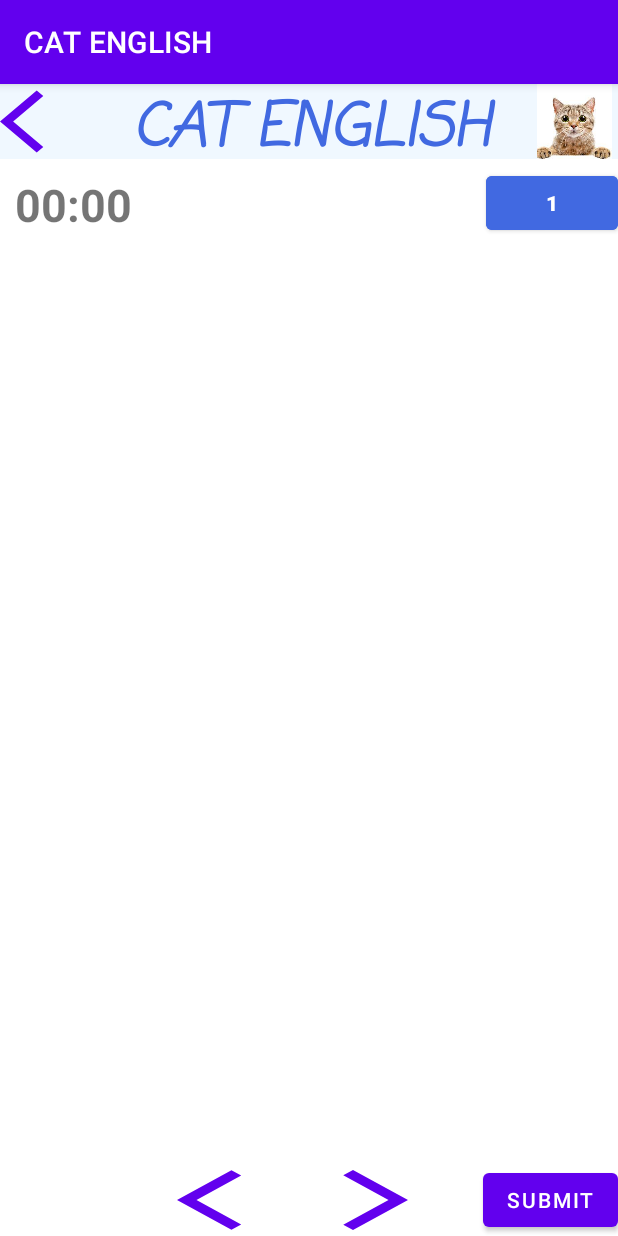
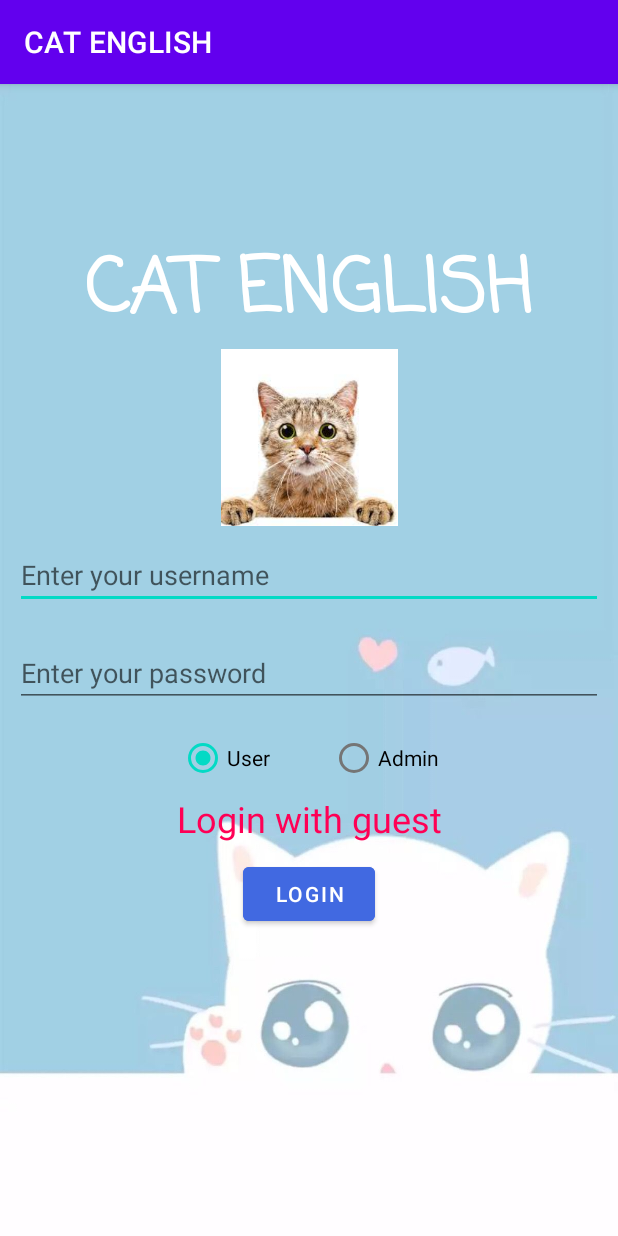
Before and after one commit to HenryTheSecond/EnglishLearning, an Android app: the screen it shows after launch (PracticeWritingActivity before the commit, LoginActivity after it), on a phone screen of 412 x 824 dp. Run offline under Robolectric (Android 15) with nearby library versions, the light colour scheme and no system bars; our stand-ins replace Firebase (no records; nobody signed in at launch, a user with empty details on screens opened directly).

Commit message:
register and login

```diff
--- a/app/build.gradle
+++ b/app/build.gradle
@@ -42,4 +42,9 @@ dependencies {
     androidTestImplementation 'androidx.test.ext:junit:1.1.3'
     androidTestImplementation 'androidx.test.espresso:espresso-core:3.4.0'
     implementation 'com.readystatesoftware.sqliteasset:sqliteassethelper:2.0.1'
+
+    implementation platform('com.google.firebase:firebase-bom:30.0.0')
+    implementation 'com.google.firebase:firebase-database'
 }
+
+apply plugin: 'com.google.gms.google-services'
--- /dev/null
+++ b/app/src/main/java/com/example/englishlearning/Activity/LoginActivity.java
@@ -0,0 +1,100 @@
+package com.example.englishlearning.Activity;
+
+import androidx.annotation.NonNull;
+import androidx.appcompat.app.AppCompatActivity;
+
+import android.content.Intent;
+import android.os.Bundle;
+import android.widget.Button;
+import android.widget.EditText;
+import android.widget.RadioButton;
+import android.widget.RadioGroup;
+import android.widget.TextView;
+import android.widget.Toast;
+
+import com.example.englishlearning.DashBoard;
+import com.example.englishlearning.R;
+import com.example.englishlearning.Utils;
+import com.google.firebase.database.DataSnapshot;
+import com.google.firebase.database.DatabaseError;
+import com.google.firebase.database.DatabaseReference;
+import com.google.firebase.database.FirebaseDatabase;
+import com.google.firebase.database.ValueEventListener;
+
+public class LoginActivity extends AppCompatActivity {
+    private EditText etUsername, etPassword;
+    private RadioGroup radioGroup;
+    private TextView tvGuest;
+    private Button btnLogin;
+
+
+    @Override
+    protected void onCreate(Bundle savedInstanceState) {
+        super.onCreate(savedInstanceState);
+        setContentView(R.layout.activity_login);
+
+        etUsername = findViewById(R.id.et_username);
+        etPassword = findViewById(R.id.et_password);
+        radioGroup = findViewById(R.id.radio_group);
+        tvGuest = findViewById(R.id.tv_login_with_guest);
+        btnLogin = findViewById(R.id.btn_login);
+
+        btnLogin.setOnClickListener(view -> {
+            btnLoginClicked();
+        });
+
+        tvGuest.setOnClickListener(view -> {
+            moveToDashBoard();
+        });
+
+        initMoveToDashBoard();
+    }
+
+    private void btnLoginClicked(){
+        RadioButton radioUser = findViewById(R.id.radio_user);
+        DatabaseReference database = FirebaseDatabase.getInstance().getReference("user");
+        if(radioUser.isChecked()){
+            database.orderByChild("username").equalTo(etUsername.getText().toString()).addListenerForSingleValueEvent(new ValueEventListener() {
+                @Override
+                public void onDataChange(@NonNull DataSnapshot snapshot) {
+                    if(snapshot.exists()){
+                        if(Utils.HashPassword( etPassword.getText().toString().trim() ).equals( snapshot.child(etUsername.getText().toString()).child("password").getValue() ) )
+                            login();
+                        else
+                            Toast.makeText(LoginActivity.this, "Wrong password or username", Toast.LENGTH_SHORT).show();
+                    }else
+                        Toast.makeText(LoginActivity.this, "Wrong password or username", Toast.LENGTH_SHORT).show();
+
+                }
+
+                @Override
+                public void onCancelled(@NonNull DatabaseError error) {
+
+                }
+            });
+        }else{
+            //Admin log in
+        }
+    }
+
+    private void login(){
+        Utils.saveLogin(this, etUsername.getText().toString());
+
+        moveToDashBoard();
+    }
+
+    private boolean validate(){
+        return !(etUsername.getText().toString().trim().equals("") || etPassword.getText().toString().trim().equals("") );
+    }
+
+    private void initMoveToDashBoard(){
+        if(Utils.isLoggedIn(this))
+            moveToDashBoard();
+    }
+
+    private void moveToDashBoard(){
+        Intent intent = new Intent(LoginActivity.this, DashBoard.class);
+        startActivity(intent);
+        finish();
+    }
+}
--- /dev/null
+++ b/app/src/main/res/layout/activity_login.xml
@@ -0,0 +1,94 @@
+<?xml version="1.0" encoding="utf-8"?>
+<LinearLayout xmlns:android="http://schemas.android.com/apk/res/android"
+    android:layout_width="match_parent"
+    android:layout_height="match_parent"
+    android:background="@drawable/background"
+    android:orientation="vertical">
+
+    <TextView
+        android:layout_width="match_parent"
+        android:layout_height="wrap_content"
+        android:text="@string/app_name"
+        android:gravity="center"
+        android:textSize="50sp"
+        android:textColor="@color/white"
+        android:fontFamily="casual"
+        android:textStyle="bold"
+        android:layout_marginTop="100dp"/>
+
+    <ImageView
+        android:layout_width="wrap_content"
+        android:layout_height="118dp"
+        android:layout_gravity="center"
+        android:src="@drawable/avatar" />
+
+    <LinearLayout
+        android:layout_width="match_parent"
+        android:layout_height="wrap_content"
+        android:orientation="vertical"
+        android:gravity="center">
+
+        <EditText
+            android:id="@+id/et_username"
+            android:layout_width="match_parent"
+            android:layout_height="wrap_content"
+            android:layout_margin="@dimen/defalult_margin"
+            android:hint="Enter your username"
+            android:layout_marginTop="@dimen/defalult_margin" />
+
+        <EditText
+            android:id="@+id/et_password"
+            android:layout_width="match_parent"
+            android:layout_height="wrap_content"
+            android:layout_margin="@dimen/defalult_margin"
+            android:hint="Enter your password"
+            android:layout_marginTop="@dimen/defalult_margin"
+            android:password="true" />
+
+
+        <LinearLayout
+            android:layout_width="match_parent"
+            android:layout_height="wrap_content">
+            <RadioGroup
+                android:id="@+id/radio_group"
+                android:gravity="center"
+                android:layout_width="match_parent"
+                android:layout_height="wrap_content"
+                android:orientation="horizontal">
+                <RadioButton
+                    android:id="@+id/radio_user"
+                    android:layout_width="wrap_content"
+                    android:layout_height="wrap_content"
+                    android:text="User"
+                    android:checked="true"
+                    android:layout_marginRight="40dp"/>
+
+                <RadioButton
+                    android:id="@+id/radio_admin"
+                    android:layout_width="wrap_content"
+                    android:layout_height="wrap_content"
+                    android:text="Admin"/>
+            </RadioGroup>
+        </LinearLayout>
+
+
+        <TextView
+            android:id="@+id/tv_login_with_guest"
+            android:layout_width="match_parent"
+            android:layout_height="wrap_content"
+            android:text="Login with guest"
+            android:gravity="center"
+            android:textSize="24sp"
+            android:textColor="@color/log_in_with_guest"/>
+
+        <Button
+            android:id="@+id/btn_login"
+            android:layout_width="wrap_content"
+            android:layout_height="wrap_content"
+            android:backgroundTint="@color/blue"
+            android:text="Login"
+            android:layout_margin="@dimen/defalult_margin" />
+
+    </LinearLayout>
+
+</LinearLayout>
--- a/app/src/main/res/values/colors.xml
+++ b/app/src/main/res/values/colors.xml
@@ -15,4 +15,6 @@
     <color name="correct_answer">#00FF00</color>
     <color name="incorrect_answer">#FF0000</color>
     <color name="chosen_answer">#354143</color>
+
+    <color name="log_in_with_guest">#FF0055</color>
 </resources>
```
Also changed, not shown: app/src/main/AndroidManifest.xml (+13 -5 lines), app/src/main/java/com/example/englishlearning/Activity/RegisterActivity.java (added, +69 -0 lines), app/src/main/java/com/example/englishlearning/Utils.java (+57 -2 lines), app/src/main/res/layout/activity_register.xml (added, +74 -0 lines), build.gradle (+14 -0 lines), 1 other file.
